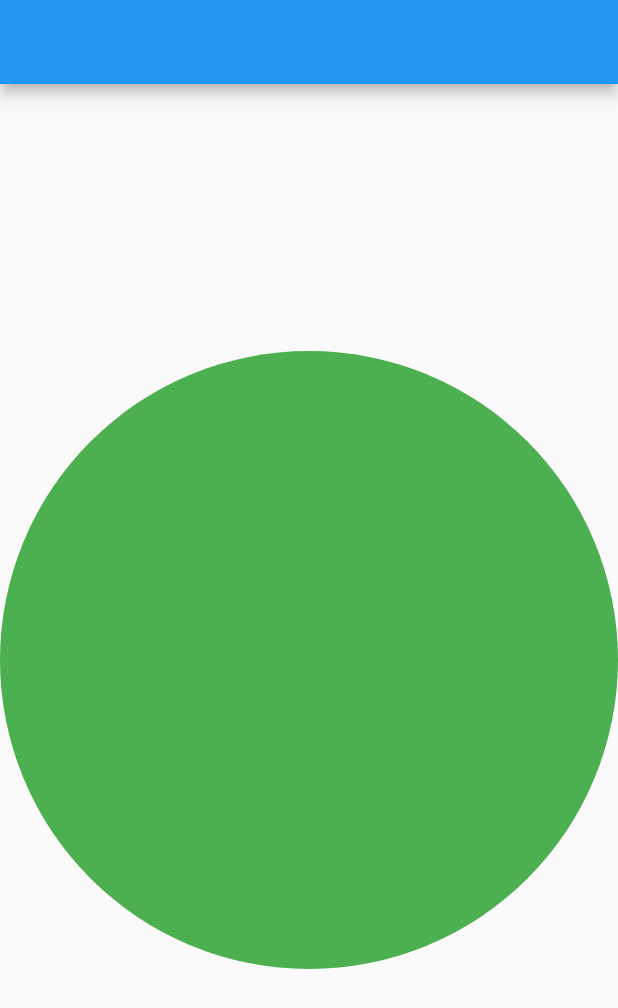
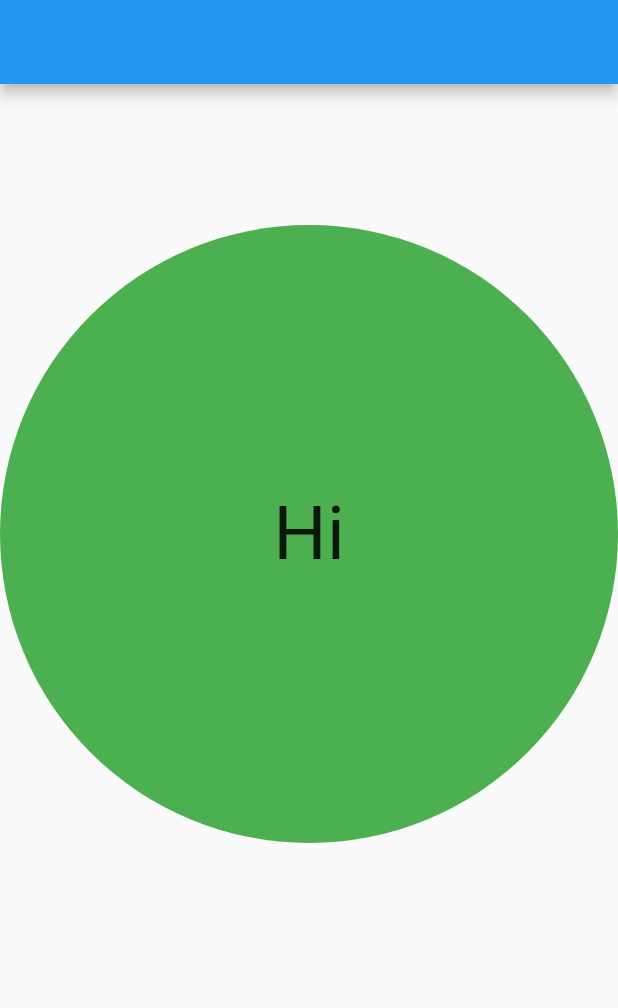
Before and after one commit to samoeioloo/see_me, a Flutter app: the screen it shows after launch, on a phone screen of 412 x 824 dp. Shown: the top 1008 px of the screen. Run offline on Flutter 3.47's test engine with Material 2 defaults, Android fonts, the light colour scheme and no system bars; our stand-ins replace google_fonts.

Commit message:
added hi text

```diff
--- a/lib/pages/home.dart
+++ b/lib/pages/home.dart
@@ -40,8 +40,8 @@ class HomePage extends StatelessWidget {
               backgroundColor: Colors.teal)
         ]
                 // currentIndex: _selectedIndex,
-                //selectedItemColor: Colors.teal,
-                //onTap: _onItemTapped,
+                // selectedItemColor: Colors.teal,
+                // onTap: _onItemTapped,
                 ));
   }
 }
--- a/lib/pages/landingpage.dart
+++ b/lib/pages/landingpage.dart
@@ -2,28 +2,48 @@
 // ignore_for_file: prefer_const_constructors
 
 import 'package:flutter/material.dart';
+import 'package:google_fonts/google_fonts.dart';
 
 class LandingPage extends StatelessWidget {
   double _margin = 0;
   double _width = 200;
-  double _opacity = 1;
+  //double _opacity = 1;
   Color _colour = Colors.teal;
+  double _opacity = 1.0;
+  @override
+  void initState() {
+    Future.delayed(Duration(milliseconds: 300), () {
+      _opacity = 0.0;
+    });
+  }
+
   @override
   Widget build(BuildContext context) {
     return Scaffold(
       // Material widget = piece of paper
       appBar: AppBar(),
-      body: AnimatedContainer(
+      body: AnimatedOpacity(
         child: Container(
           width: 600.0,
           height: 600.0,
-          decoration:
-              new BoxDecoration(color: Colors.green, shape: BoxShape.circle),
+          decoration: new BoxDecoration(
+              color: Color.fromRGBO(76, 175, 80, 1), shape: BoxShape.circle),
+          child: Column(
+              crossAxisAlignment: CrossAxisAlignment.start,
+              mainAxisAlignment: MainAxisAlignment.center,
+              children: [
+                Center(
+                    child: Text(
+                  "Hi",
+                  textAlign: TextAlign.center,
+                  style: GoogleFonts.roboto(fontSize: 50),
+                ))
+              ]),
         ),
         //margin: EdgeInsets.all(_margin),
-        alignment: Alignment.center,
-
-        duration: Duration(seconds: 1),
+        //alignment: Alignment.center,
+        duration: Duration(seconds: 3),
+        opacity: _opacity,
       ),
     );
   }
--- a/pubspec.yaml
+++ b/pubspec.yaml
@@ -34,6 +34,7 @@ dependencies:
   # The following adds the Cupertino Icons font to your application.
   # Use with the CupertinoIcons class for iOS style icons.
   cupertino_icons: ^1.0.2
+  google_fonts: ^3.0.1
 
 dev_dependencies:
   flutter_test:
```
Also changed, not shown: pubspec.lock, 7 other files.
